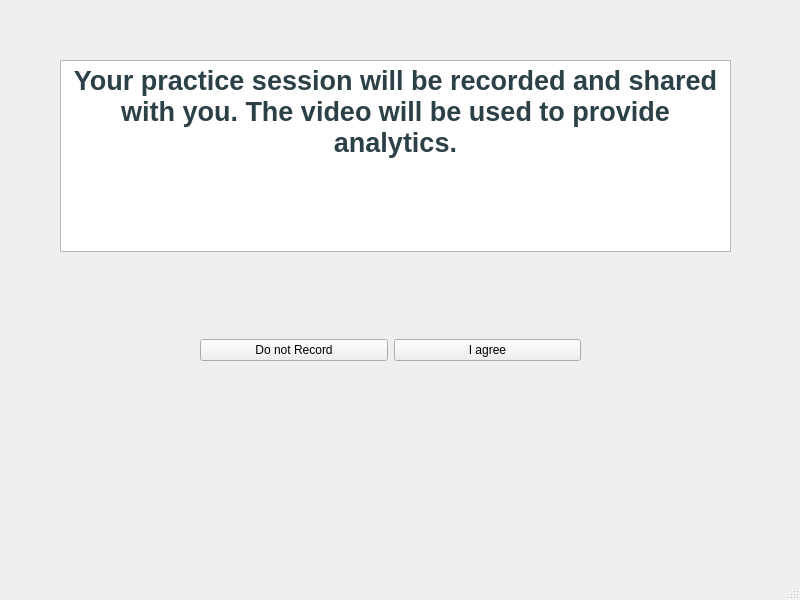
Old version of the form permissionpage.ui in the repository AnushreeBannadabhavi/Orator.
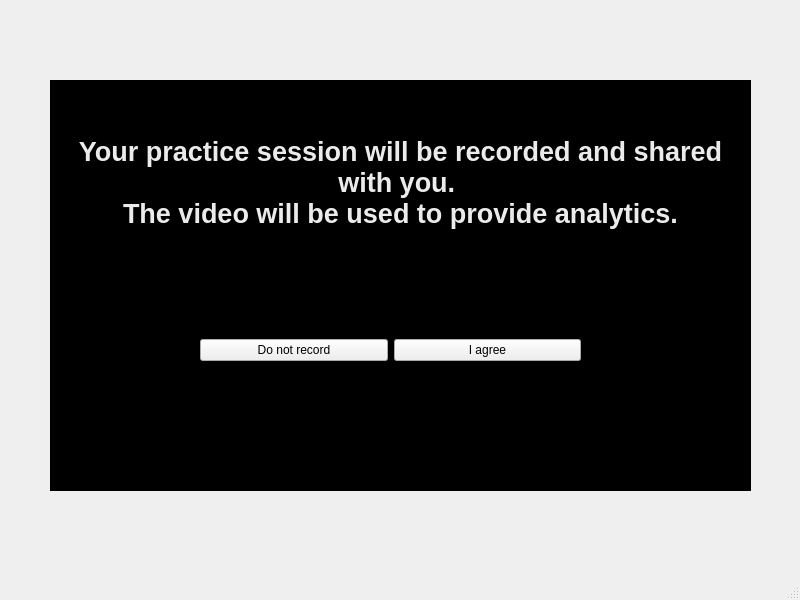
New version of the form.

```diff
--- a/permissionpage.ui
+++ b/permissionpage.ui
@@ -17,18 +17,26 @@
    <widget class="QTextBrowser" name="textBrowser">
     <property name="geometry">
      <rect>
-      <x>60</x>
-      <y>60</y>
-      <width>671</width>
-      <height>192</height>
+      <x>50</x>
+      <y>80</y>
+      <width>701</width>
+      <height>411</height>
      </rect>
     </property>
+    <property name="styleSheet">
+     <string notr="true">
+    background-color: rgb(0, 0, 0);
+</string>
+    </property>
     <property name="html">
      <string>&lt;!DOCTYPE HTML PUBLIC &quot;-//W3C//DTD HTML 4.0//EN&quot; &quot;http://www.w3.org/TR/REC-html40/strict.dtd&quot;&gt;
 &lt;html&gt;&lt;head&gt;&lt;meta name=&quot;qrichtext&quot; content=&quot;1&quot; /&gt;&lt;meta charset=&quot;utf-8&quot; /&gt;&lt;style type=&quot;text/css&quot;&gt;
 p, li { white-space: pre-wrap; }
 &lt;/style&gt;&lt;/head&gt;&lt;body style=&quot; font-family:'Segoe UI'; font-size:9pt; font-weight:400; font-style:normal;&quot;&gt;
-&lt;p align=&quot;center&quot; style=&quot; margin-top:0px; margin-bottom:0px; margin-left:0px; margin-right:0px; -qt-block-indent:0; text-indent:0px;&quot;&gt;&lt;span style=&quot; font-size:20pt; font-weight:700; color:#2c4147;&quot;&gt;Your practice session will be recorded and shared with you. The video will be used to provide analytics.&lt;/span&gt;&lt;/p&gt;&lt;/body&gt;&lt;/html&gt;</string>
+&lt;p align=&quot;center&quot; style=&quot;-qt-paragraph-type:empty; margin-top:0px; margin-bottom:0px; margin-left:0px; margin-right:0px; -qt-block-indent:0; text-indent:0px; font-family:'.AppleSystemUIFont'; font-size:13pt;&quot;&gt;&lt;br /&gt;&lt;/p&gt;
+&lt;p align=&quot;center&quot; dir='rtl' style=&quot;-qt-paragraph-type:empty; margin-top:0px; margin-bottom:0px; margin-left:0px; margin-right:0px; -qt-block-indent:0; text-indent:0px; font-size:20pt; font-weight:700; color:#ebebeb;&quot;&gt;&lt;br /&gt;&lt;/p&gt;
+&lt;p align=&quot;center&quot; style=&quot; margin-top:0px; margin-bottom:0px; margin-left:0px; margin-right:0px; -qt-block-indent:0; text-indent:0px;&quot;&gt;&lt;span style=&quot; font-size:20pt; font-weight:700; color:#ebebeb;&quot;&gt;Your practice session will be recorded and shared with you. &lt;/span&gt;&lt;/p&gt;
+&lt;p align=&quot;center&quot; style=&quot; margin-top:0px; margin-bottom:0px; margin-left:0px; margin-right:0px; -qt-block-indent:0; text-indent:0px;&quot;&gt;&lt;span style=&quot; font-size:20pt; font-weight:700; color:#ebebeb;&quot;&gt;The video will be used to provide analytics.&lt;/span&gt;&lt;/p&gt;&lt;/body&gt;&lt;/html&gt;</string>
     </property>
    </widget>
    <widget class="QWidget" name="horizontalLayoutWidget">
@@ -44,7 +52,7 @@
      <item>
       <widget class="QPushButton" name="pushButton_2">
        <property name="text">
-        <string>Do not Record</string>
+        <string>Do not record</string>
        </property>
       </widget>
      </item>
```
